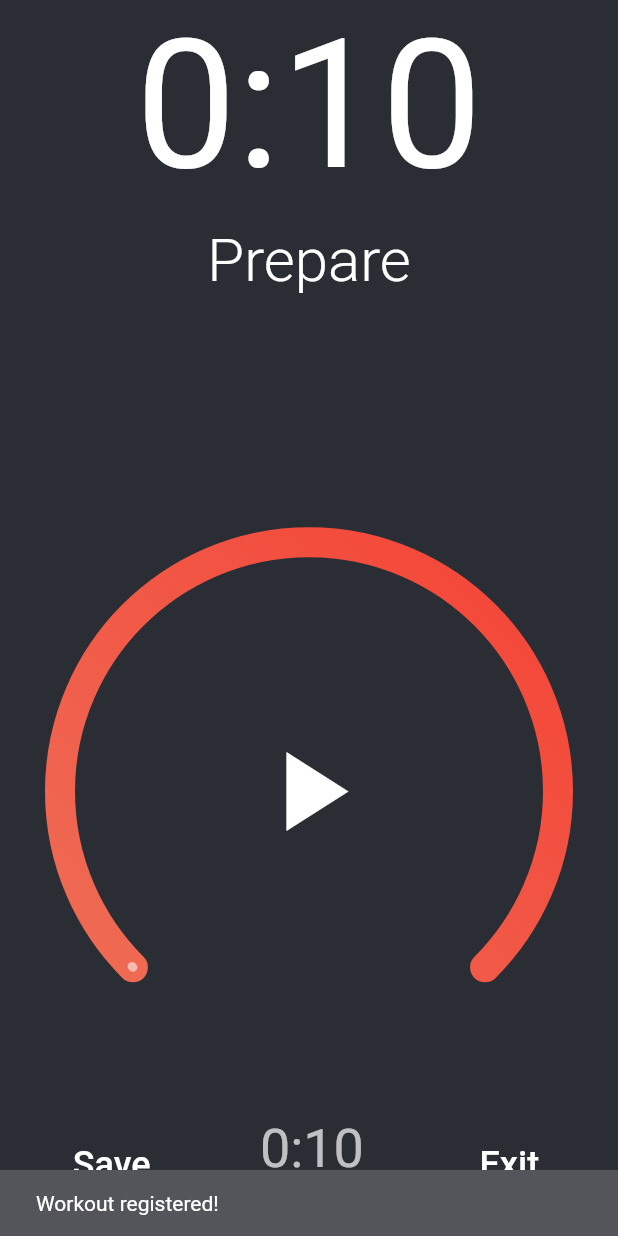
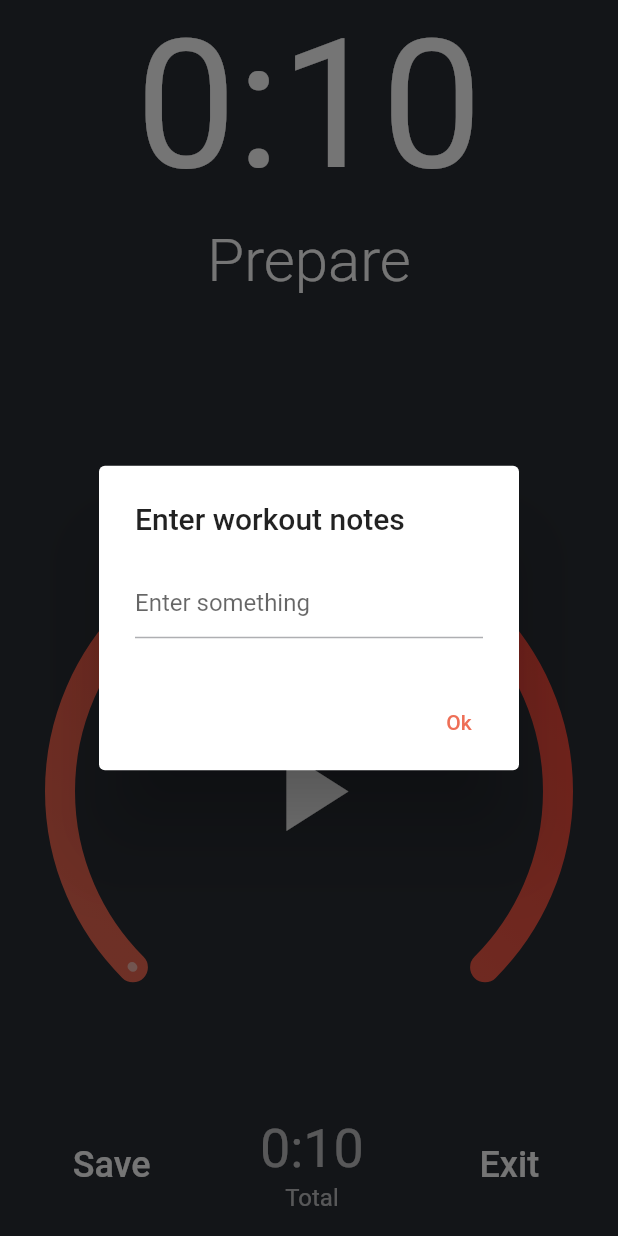
Before and after one commit to martinjedwabny/protalyze, a Flutter app: the CountDownPage screen opened directly with empty values, after a tap on "Save", on a phone screen of 412 x 824 dp. Run offline on Flutter 3.47's test engine with Material 2 defaults, Android fonts, the phone set to English and light mode, and no system bars; drawn by our look-alikes of auto_size_text; our stand-ins replace audioplayers, cloud_firestore, firebase_auth, firebase_core, fl_chart, google_fonts and 2 more; missing offline and left inert: cloud_firestore_web, firebase_auth_web, firebase_core_web, flutter_picker, giphy_picker, wakelock_web; accounts and stored records are empty.

Commit message:
WIP 1 adding notes to saved workouts

```diff
--- a/lib/common/domain/PastWorkout.dart
+++ b/lib/common/domain/PastWorkout.dart
@@ -4,15 +4,18 @@ class PastWorkout {
   final Workout workout;
   DateTime dateTime;
   String documentId;
-  PastWorkout(this.workout, this.dateTime);
+  String notes;
+  PastWorkout(this.workout, this.dateTime, this.notes);
 
   PastWorkout.fromJson(Map<String, dynamic> json)
       : workout = Workout.fromJson(json['workout']),
-        dateTime = DateTime.tryParse(json['dateTime']);
+        dateTime = DateTime.tryParse(json['dateTime']),
+        notes = json['notes'];
 
   Map<String, dynamic> toJson() =>
     {
       'workout': workout.toJson(),
       'dateTime': dateTime.toIso8601String(),
+      'notes' : notes
     };
 }
--- a/lib/pages/countdown/CountdownPage.dart
+++ b/lib/pages/countdown/CountdownPage.dart
@@ -1,4 +1,5 @@
 import 'package:protalyze/common/utils/GifHandler.dart';
+import 'package:protalyze/common/widget/TextInputAlertDialog.dart';
 import 'package:protalyze/provider/PastWorkoutNotifier.dart';
 import 'package:protalyze/config/Palette.dart';
 import 'package:protalyze/config/Themes.dart';
@@ -256,12 +257,19 @@ class _CountDownPageState extends State<CountDownPage> with TickerProviderStateM
   }
 
   void handleSaveWorkoutButton(BuildContext context){
-    PastWorkout toSave = PastWorkout(Workout.copy(this.widget._workout), DateTime.now());
-    Provider.of<PastWorkoutNotifier>(context, listen: false).addPastWorkout(toSave).then((v) {
-      ScaffoldMessenger.of(context).showSnackBar(SnackBar(
-        content: Text('Workout registered!'),
-      ));
-    });
+    showDialog(
+      context: context,
+      builder: (BuildContext context) {
+        return TextInputAlertDialog('Enter workout notes', (String notes) {
+          PastWorkout toSave = PastWorkout(Workout.copy(this.widget._workout), DateTime.now(), notes);
+          Provider.of<PastWorkoutNotifier>(context, listen: false).addPastWorkout(toSave).then((v) {
+            ScaffoldMessenger.of(context).showSnackBar(SnackBar(
+              content: Text('Workout registered!'),
+            ));
+          });
+        }, initialValue: '',inputMaxLength: 1000,);
+      },
+    );
   }
 
   void handleExitButton(){
--- a/lib/pages/past_workouts/PastWorkoutSelectionPage.dart
+++ b/lib/pages/past_workouts/PastWorkoutSelectionPage.dart
@@ -122,7 +122,8 @@ class _PastWorkoutSelectionPageState extends State<PastWorkoutSelectionPage>
               'Select an option:',
               Map.fromIterable(workouts, key: (w) => w.name, value: (w) => w),
               ((Workout w) {
-            PastWorkout pastWorkout = PastWorkout(w, DateTime.now());
+
+            PastWorkout pastWorkout = PastWorkout(w, DateTime.now(),'');
             addPastWorkout(pastWorkout);
           }));
         });
@@ -143,8 +144,8 @@ class _PastWorkoutSelectionPageState extends State<PastWorkoutSelectionPage>
     );
   }
 
-  void updatePastWorkout(PastWorkout wk, String text, DateTime date) {
-    Provider.of<PastWorkoutNotifier>(context, listen: false).updatePastWorkout(wk, name: text, date: date);
+  void updatePastWorkout(PastWorkout wk, String text, DateTime date, String notes) {
+    Provider.of<PastWorkoutNotifier>(context, listen: false).updatePastWorkout(wk, name: text, date: date, notes: notes);
   }
 
   void openPastWorkoutEditDialog(PastWorkoutListItem item) {
@@ -152,10 +153,10 @@ class _PastWorkoutSelectionPageState extends State<PastWorkoutSelectionPage>
       context: context,
       builder: (BuildContext context) {
         return PastWorkoutEditDialog(
-            'Edit workout name', item.pastWorkout.workout.name,
-            (String text, DateTime selectedDate) {
-          updatePastWorkout(item.pastWorkout, text, selectedDate);
-        }, item.pastWorkout.dateTime);
+            'Edit workout', item.pastWorkout.workout.name, item.pastWorkout.dateTime, item.pastWorkout.notes,
+            (String text, DateTime selectedDate, String notes) {
+          updatePastWorkout(item.pastWorkout, text, selectedDate, notes);
+        });
       },
     );
   }
--- a/lib/provider/PastWorkoutNotifier.dart
+++ b/lib/provider/PastWorkoutNotifier.dart
@@ -28,11 +28,13 @@ class PastWorkoutNotifier extends ChangeNotifier {
     await PastWorkoutDataManager.removePastWorkout(pastWorkout);
   }
 
-  Future<void> updatePastWorkout(PastWorkout pastWorkout, {String name, DateTime date}) async {
+  Future<void> updatePastWorkout(PastWorkout pastWorkout, {String name, DateTime date, String notes}) async {
     if (name != null && name.length > 0)
       pastWorkout.workout.name = name;
     if (date != null)
       pastWorkout.dateTime = date;
+    if (notes != null)
+      pastWorkout.notes = notes;
     notifyListeners();
     await PastWorkoutDataManager.updatePastWorkout(pastWorkout);
   }
```
Also changed, not shown: lib/pages/past_workouts/PastWorkoutEditDialog.dart (+18 -7 lines).
